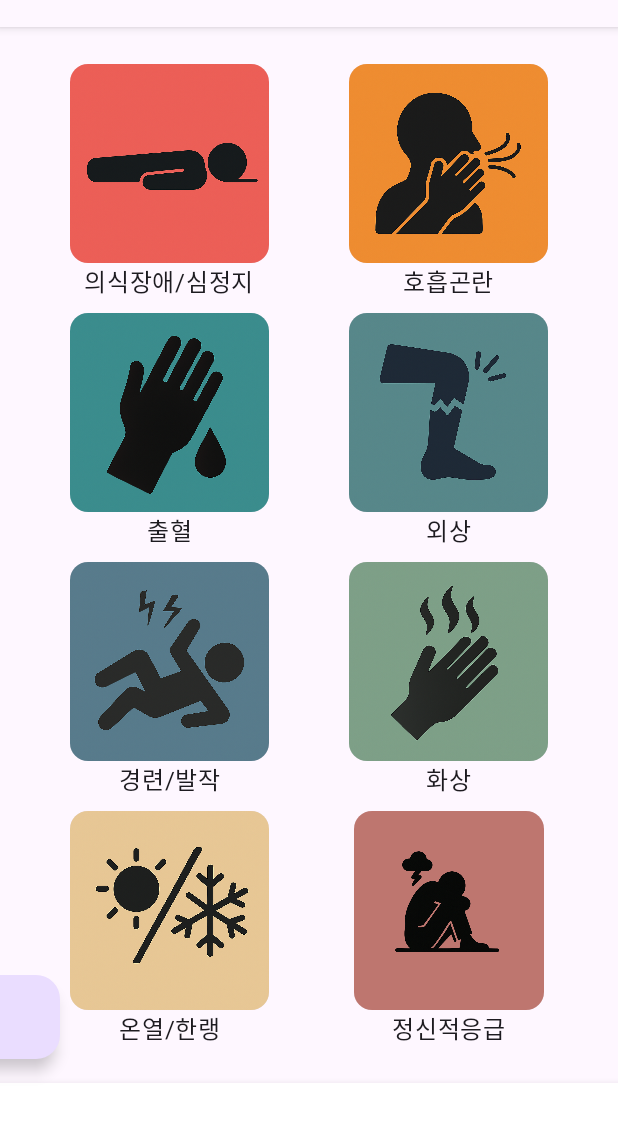
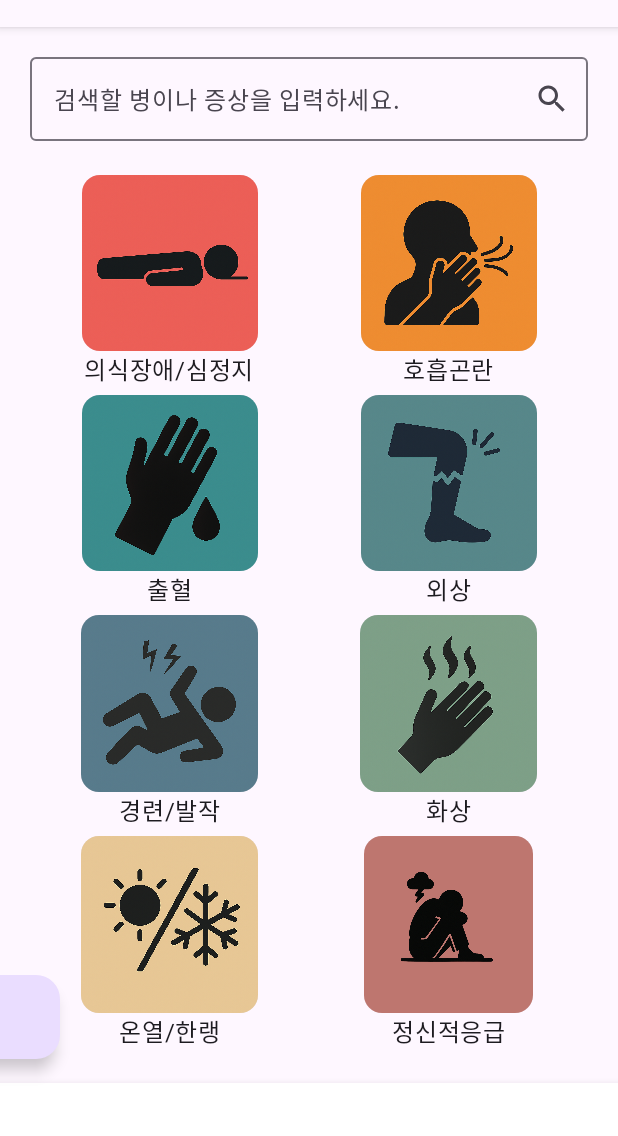
Before and after one commit to GDG-on-Campus-KHU/SDGP_team5_FE, an Android app built with Jetpack Compose: the screen it shows after launch (MainActivity), on a phone screen of 412 x 824 dp, the part 69-1205 px from its top. Run offline under Robolectric (Android 15) with nearby library versions, the phone set to English and light mode, and no system bars; 3 statements that could not run were skipped.

Commit message:
Add SearchBar

```diff
--- /dev/null
+++ b/app/src/main/java/com/example/resq/presentaion/component/SearchBar.kt
@@ -0,0 +1,38 @@
+package com.example.resq.presentaion.component
+
+import androidx.compose.foundation.layout.Row
+import androidx.compose.material.icons.Icons
+import androidx.compose.material.icons.filled.Search
+import androidx.compose.material3.Icon
+import androidx.compose.material3.IconButton
+import androidx.compose.material3.OutlinedTextField
+import androidx.compose.material3.Text
+import androidx.compose.runtime.Composable
+import androidx.compose.ui.Modifier
+
+@Composable
+fun SearchBar(
+    searchText: String,
+    onValueChange:(String) -> Unit
+) {
+    Row {
+        OutlinedTextField(
+            value = searchText,
+            onValueChange = { onValueChange(it) },
+            modifier = Modifier.weight(1f),
+            placeholder = { Text(text = "검색할 병이나 증상을 입력하세요.") },
+            trailingIcon = {
+                IconButton(
+                    onClick = {
+                        // 검색 결과 화면으로 이동
+                    },
+                ) {
+                    Icon(
+                        imageVector = Icons.Default.Search,
+                        contentDescription = "Search"
+                    )
+                }
+            }
+        )
+    }
+}
--- a/app/src/main/java/com/example/resq/presentaion/resq/ResQScreen.kt
+++ b/app/src/main/java/com/example/resq/presentaion/resq/ResQScreen.kt
@@ -6,14 +6,20 @@ import androidx.compose.foundation.layout.Box
 import androidx.compose.foundation.layout.Column
 import androidx.compose.foundation.layout.PaddingValues
 import androidx.compose.foundation.layout.Row
+import androidx.compose.foundation.layout.Spacer
 import androidx.compose.foundation.layout.fillMaxHeight
 import androidx.compose.foundation.layout.fillMaxSize
 import androidx.compose.foundation.layout.fillMaxWidth
+import androidx.compose.foundation.layout.height
 import androidx.compose.foundation.layout.padding
 import androidx.compose.material3.Card
 import androidx.compose.material3.Text
 import androidx.compose.runtime.Composable
 import androidx.compose.runtime.collectAsState
+import androidx.compose.runtime.getValue
+import androidx.compose.runtime.mutableStateOf
+import androidx.compose.runtime.remember
+import androidx.compose.runtime.setValue
 import androidx.compose.ui.Alignment
 import androidx.compose.ui.Modifier
 import androidx.compose.ui.layout.ContentScale
@@ -24,6 +30,7 @@ import androidx.lifecycle.viewmodel.compose.viewModel
 import androidx.navigation.NavHostController
 import androidx.navigation.compose.rememberNavController
 import com.example.resq.navigation.home.HomeNavigationItem
+import com.example.resq.presentaion.component.SearchBar
 import com.example.resq.ui.theme.InnerPadding
 import java.net.URLEncoder
 import java.nio.charset.StandardCharsets
@@ -35,13 +42,17 @@ fun ResQScreen(
     viewModel: ResQViewModel = viewModel()
 ) {
     val resQList = viewModel.resQList.collectAsState()
+    var searchText by remember { mutableStateOf("") }
 
     Column(
         modifier = Modifier
             .fillMaxSize()
             .padding(padding)
-            .padding(InnerPadding),
+            .padding(InnerPadding)
     ) {
+        SearchBar(searchText) { searchText = it }
+
+        Spacer(Modifier.height(InnerPadding))
         resQList.value.chunked(2).forEach { chunk ->
             Row(
                 modifier = Modifier
@@ -91,5 +102,5 @@ fun ResQScreen(
 @Preview(showBackground = true)
 @Composable
 fun ResQPreview() {
-    ResQScreen(rememberNavController(), PaddingValues(0.dp)) //, PaddingValues(0.dp))
+    ResQScreen(rememberNavController(), PaddingValues(0.dp))
 }
```
Also changed, not shown: app/src/main/java/com/example/resq/presentaion/resqdetail/ResQDetailScreen.kt (renamed from app/src/main/java/com/example/resq/presentaion/resqdetail/ResQDetail.kt, +12 -3 lines).
